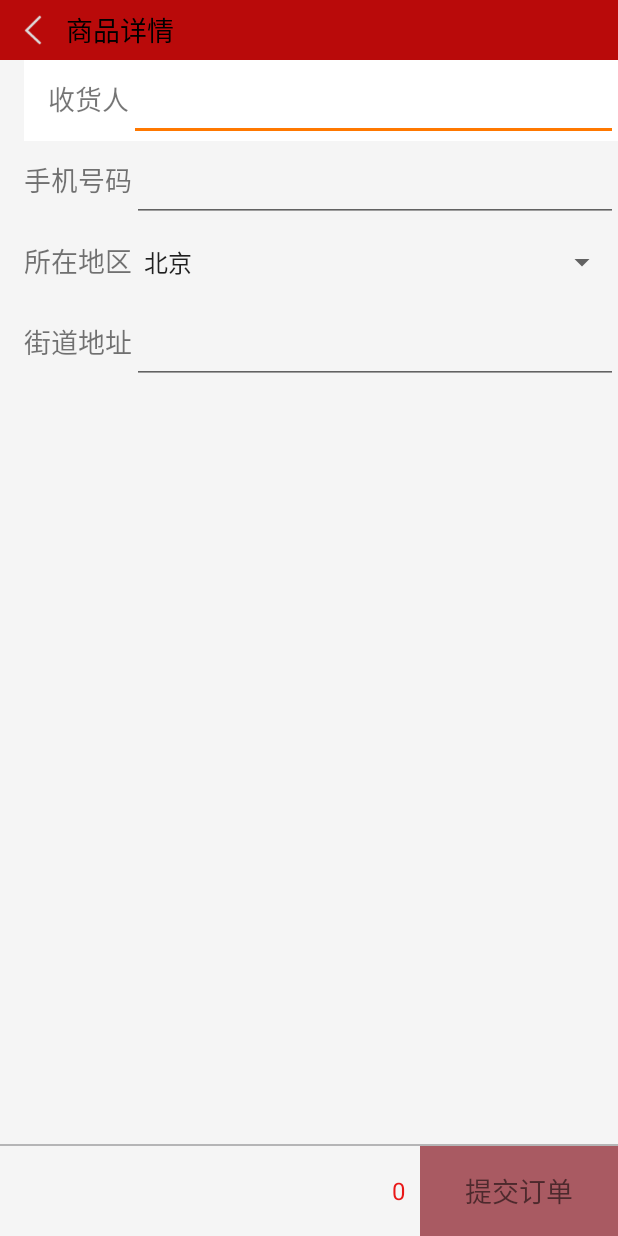
After one commit to chenyuzuishuai/FuliCenter, an Android app: the OrderActivity screen opened directly, with no data from a screen before it, on a phone screen of 412 x 824 dp. The commit adds this screen. Run offline under Robolectric (Android 15) with nearby library versions, the phone set to English and light mode, and no system bars; our stand-ins replace ButterKnife.

Commit message:
购物车到订单的跳转

```diff
--- a/app/src/main/AndroidManifest.xml
+++ b/app/src/main/AndroidManifest.xml
@@ -30,7 +30,8 @@
         <activity android:name=".controller.activity.SettingsActivity" />
         <activity android:name=".controller.activity.UpdateNickActivity" />
         <activity android:name=".controller.activity.CollectGoodsActivity" />
-        <activity android:name=".controller.activity.CollectsActivity"></activity>
+        <activity android:name=".controller.activity.CollectsActivity" />
+        <activity android:name=".controller.activity.OrderActivity"></activity>
     </application>
 
 </manifest>
--- a/app/src/main/java/cn/ucai/fulicenter/application/I.java
+++ b/app/src/main/java/cn/ucai/fulicenter/application/I.java
@@ -224,6 +224,7 @@ public interface I {
         String COUNT="count";
         /**商品是否已被选中*/
         String IS_CHECKED="isChecked";
+        String PAY_PRICE ="payPrice" ;
     }
 
     interface Collect{
--- /dev/null
+++ b/app/src/main/java/cn/ucai/fulicenter/controller/activity/OrderActivity.java
@@ -0,0 +1,39 @@
+package cn.ucai.fulicenter.controller.activity;
+
+import android.os.Bundle;
+import android.support.v7.app.AppCompatActivity;
+import android.widget.EditText;
+import android.widget.Spinner;
+import android.widget.TextView;
+
+import butterknife.BindView;
+import butterknife.ButterKnife;
+import cn.ucai.fulicenter.R;
+import cn.ucai.fulicenter.application.I;
+
+public class OrderActivity extends AppCompatActivity {
+    int payPrice = 0;
+    @BindView(R.id.ed_order_name)
+    EditText edOrderName;
+    @BindView(R.id.ed_order_phone)
+    EditText edOrderPhone;
+    @BindView(R.id.spin_order_province)
+    Spinner spinOrderProvince;
+    @BindView(R.id.ed_order_street)
+    EditText edOrderStreet;
+    @BindView(R.id.tv_order_price)
+    TextView tvOrderPrice;
+
+    @Override
+    protected void onCreate(Bundle savedInstanceState) {
+        super.onCreate(savedInstanceState);
+        setContentView(R.layout.activity_order);
+        ButterKnife.bind(this);
+        payPrice = getIntent().getIntExtra(I.Cart.PAY_PRICE, 0);
+        setView();
+    }
+
+    private void setView() {
+        tvOrderPrice.setText(""+payPrice);
+    }
+}
--- a/app/src/main/java/cn/ucai/fulicenter/controller/fragment/CartFragment.java
+++ b/app/src/main/java/cn/ucai/fulicenter/controller/fragment/CartFragment.java
@@ -50,6 +50,8 @@ public class CartFragment extends Fragment {
     User user;
     IModelUser model;
    CartAdapter mAdapter;
+    int sum = 0;
+    int payPrice = 0;
     ArrayList<CartBean> cartList = new ArrayList<>();
     UpdateCartReceiver mReceiver;
 
@@ -167,8 +169,9 @@ public class CartFragment extends Fragment {
     }
 
     private  void setPrice(){
-        int sum = 0;
+         sum = 0;
         int save = 0;
+        payPrice = 0;
      if (cartList !=null&& cartList.size()>0){
       for (CartBean cart : cartList){
           GoodsDetailsBean goods = cart.getGoods();
@@ -182,6 +185,7 @@ public class CartFragment extends Fragment {
         tvCartSumPrice.setText("合计: ￥" +sum);
         tvCartSavePrice.setText("节省: ￥" + save);
         mAdapter.notifyDataSetChanged();
+        payPrice = sum - save;
     }
     int getPrice(String price){
         int p = 0;
@@ -195,7 +199,15 @@ public class CartFragment extends Fragment {
            setPrice();
        }
    }
-
+    @OnClick(R.id.tv_cart_buy)
+    public void onBuyClick(){
+        if (sum>0){
+         L.e(TAG,"sum="+sum);
+            MFGT.gotoOrder(getActivity(),payPrice);
+        }else {
+            CommonUtils.showLongToast(R.string.order_nothing);
+        }
+    }
     @Override
     public void onDestroy() {
         super.onDestroy();
--- a/app/src/main/java/cn/ucai/fulicenter/model/utils/MFGT.java
+++ b/app/src/main/java/cn/ucai/fulicenter/model/utils/MFGT.java
@@ -14,6 +14,7 @@ import cn.ucai.fulicenter.controller.activity.CategoryGoodsActivity;
 import cn.ucai.fulicenter.controller.activity.CollectsActivity;
 import cn.ucai.fulicenter.controller.activity.GoodsDetailsActivity;
 import cn.ucai.fulicenter.controller.activity.LoginActivity;
+import cn.ucai.fulicenter.controller.activity.OrderActivity;
 import cn.ucai.fulicenter.controller.activity.RegisterActivity;
 import cn.ucai.fulicenter.controller.activity.SettingsActivity;
 import cn.ucai.fulicenter.controller.activity.UpdateNickActivity;
@@ -77,4 +78,9 @@ public class MFGT {
     public static void gotoCollects(Activity activity ) {
         startActivity(activity, CollectsActivity.class);
     }
+    public static void gotoOrder(Activity activity,int payPrice){
+        Intent intent = new Intent(activity, OrderActivity.class);
+        intent.putExtra(I.Cart.PAY_PRICE,payPrice);
+        startActivity(activity,intent);
+    }
 }
--- /dev/null
+++ b/app/src/main/res/layout/activity_order.xml
@@ -0,0 +1,163 @@
+<?xml version="1.0" encoding="utf-8"?>
+<RelativeLayout xmlns:android="http://schemas.android.com/apk/res/android"
+    xmlns:tools="http://schemas.android.com/tools"
+    android:id="@+id/activity_order"
+    android:layout_width="match_parent"
+    android:layout_height="match_parent"
+    tools:context="cn.ucai.fulicenter.controller.activity.OrderActivity">
+<RelativeLayout
+    android:id="@+id/layout_order_title"
+    android:layout_width="match_parent"
+    android:layout_height="wrap_content">
+    <include layout="@layout/common_head_title"/>
+</RelativeLayout>
+
+    <RelativeLayout
+        android:id="@+id/layout_order_name"
+        android:layout_width="match_parent"
+        android:layout_height="54dp"
+        android:background="#fff"
+        android:layout_below="@+id/layout_order_title"
+        android:layout_alignParentStart="true"
+        android:layout_marginStart="16dp">
+
+        <LinearLayout
+            android:layout_width="match_parent"
+            android:layout_height="match_parent"
+            android:layout_alignParentTop="true"
+            android:layout_alignParentStart="true"
+            android:layout_marginStart="16dp">
+            <TextView
+                android:id="@+id/tv_order_name"
+                android:layout_width="wrap_content"
+                android:layout_height="wrap_content"
+                android:text="收货人"
+                android:textSize="18sp"/>
+            <EditText
+                android:id="@+id/ed_order_name"
+                android:layout_width="match_parent"
+                android:layout_height="match_parent"
+                android:textSize="18sp"/>
+
+        </LinearLayout>
+    </RelativeLayout>
+
+    <RelativeLayout
+        android:id="@+id/layout_order_phone"
+        android:layout_width="match_parent"
+        android:layout_height="54dp"
+        android:layout_below="@+id/layout_order_name"
+    >
+        <LinearLayout
+            android:layout_width="match_parent"
+            android:layout_height="match_parent"
+            android:layout_alignParentTop="true"
+            android:layout_alignParentStart="true"
+            android:layout_marginStart="16dp">
+
+            <TextView
+                android:id="@+id/tv_order_phone"
+                android:layout_width="wrap_content"
+                android:layout_height="wrap_content"
+                android:textSize="18sp"
+                android:text="手机号码"/>
+            <EditText
+                android:id="@+id/ed_order_phone"
+                android:layout_width="match_parent"
+                android:layout_height="match_parent"
+                android:inputType="phone"
+                android:singleLine="true"
+                android:textSize="18sp"/>
+
+        </LinearLayout>
+    </RelativeLayout>
+    <RelativeLayout
+        android:id="@+id/layout_order_province"
+        android:layout_width="match_parent"
+        android:layout_height="54dp"
+        android:layout_below="@+id/layout_order_phone"
+        >
+        <LinearLayout
+            android:layout_width="match_parent"
+            android:layout_height="match_parent"
+            android:layout_alignParentTop="true"
+            android:layout_alignParentStart="true"
+            android:layout_marginStart="16dp">
+
+            <TextView
+                android:id="@+id/tv_order_province"
+                android:layout_width="wrap_content"
+                android:layout_height="wrap_content"
+                android:textSize="18sp"
+                android:text="所在地区"/>
+            <Spinner
+                android:id="@+id/spin_order_province"
+                android:layout_width="match_parent"
+                android:layout_height="match_parent"
+                android:entries="@array/area"
+                />
+
+        </LinearLayout>
+    </RelativeLayout>
+    <RelativeLayout
+        android:id="@+id/layout_order_street"
+        android:layout_width="match_parent"
+        android:layout_height="54dp"
+        android:layout_below="@+id/layout_order_province"
+        >
+        <LinearLayout
+            android:layout_width="match_parent"
+            android:layout_height="match_parent"
+            android:layout_alignParentTop="true"
+            android:layout_alignParentStart="true"
+            android:layout_marginStart="16dp">
+
+            <TextView
+                android:id="@+id/tv_order_street"
+                android:layout_width="wrap_content"
+                android:layout_height="wrap_content"
+                android:textSize="18sp"
+                android:text="街道地址"/>
+            <EditText
+                android:id="@+id/ed_order_street"
+                android:layout_width="match_parent"
+                android:layout_height="match_parent"
+                android:textSize="18sp"/>
+
+        </LinearLayout>
+    </RelativeLayout>
+    <View android:layout_width="match_parent"
+        android:layout_height="1dp"
+        android:layout_above="@+id/layout_order"
+        android:background="@color/gray_pressed"/>
+    <RelativeLayout
+        android:id="@+id/layout_order"
+        android:layout_width="match_parent"
+        android:layout_height="60dp"
+        android:layout_alignParentBottom="true">
+        <TextView
+            android:id="@+id/tv_order_price"
+            android:layout_width="wrap_content"
+            android:layout_height="wrap_content"
+            android:layout_centerVertical="true"
+            android:layout_marginRight="10dp"
+            android:layout_toLeftOf="@+id/tv_order_buy"
+            android:textColor="#e91717"
+            android:text="合计: ￥0"
+            android:textSize="16sp"/>
+        <TextView
+            android:id="@+id/tv_order_buy"
+            android:layout_width="wrap_content"
+            android:layout_height="match_parent"
+            android:layout_alignParentRight="true"
+            android:background="#a95a62"
+            android:paddingLeft="30dp"
+            android:paddingRight="30dp"
+            android:gravity="center"
+            android:text="提交订单"
+            android:textSize="18sp"
+            />
+
+    </RelativeLayout>
+
+</RelativeLayout>
```
